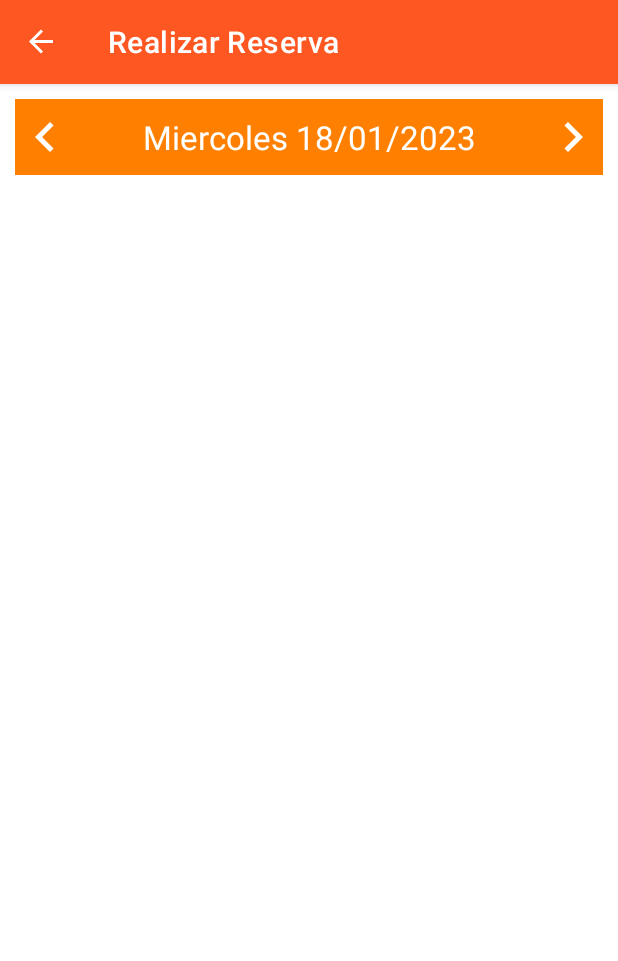
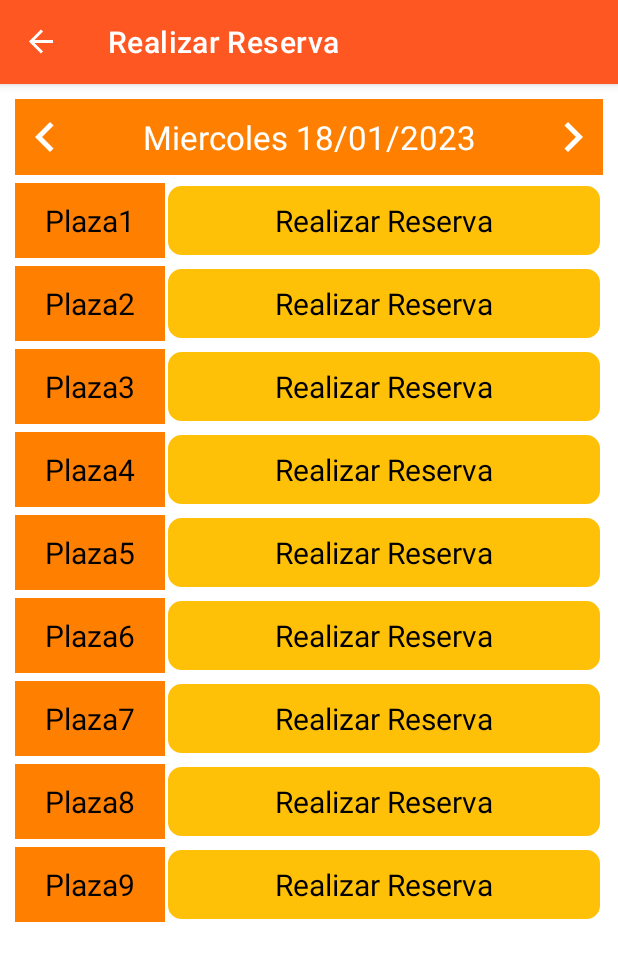
Before and after one commit to mgarciaLKS/ParkingUPV, an Android app: the ReservaFragment screen opened through its navigation route, on a phone screen of 412 x 824 dp. Shown: the top 961 px of the screen. Run offline under Robolectric (Android 15) with nearby library versions, the phone set to English and light mode, and no system bars; our stand-ins replace data binding, navigation-ui.

Commit message:
Realizar reserva V1

```diff
--- a/app/build.gradle
+++ b/app/build.gradle
@@ -36,6 +36,8 @@ dependencies {
 
     implementation 'androidx.appcompat:appcompat:1.4.0'
     implementation 'com.google.android.material:material:1.4.0'
+    implementation 'com.google.android:annotations:4.1.1.4'
+
 
     implementation 'androidx.navigation:navigation-fragment:2.3.5'
     implementation 'androidx.navigation:navigation-ui:2.3.5'
--- /dev/null
+++ b/app/src/main/java/com/lksnext/parking/adapter/ParkingAdapter.java
@@ -0,0 +1,91 @@
+package com.lksnext.parking.adapter;
+
+import android.util.Log;
+import android.view.LayoutInflater;
+import android.view.View;
+import android.view.ViewGroup;
+import android.widget.Button;
+
+import androidx.recyclerview.widget.RecyclerView;
+
+import com.google.android.material.textview.MaterialTextView;
+import com.lksnext.parking.databinding.ParkingRowBinding;
+
+import java.util.List;
+
+public class ParkingAdapter extends RecyclerView.Adapter<ParkingAdapter.MyAdapter> {
+
+    public AdapterListener onClickListener;
+    private LayoutInflater inflater;
+    private List<String> plazas;
+    private ParkingRowBinding parkingRowBinding;
+    private int posicion;
+
+    /**
+     * Public constructor
+     */
+    public ParkingAdapter(AdapterListener listener) {
+        onClickListener = listener;
+    }
+
+    public void setPlazasList(List<String> plazas) {
+        this.plazas = plazas;
+        Log.d("RESUMEN VH", "log plazas");
+        notifyDataSetChanged();
+    }
+
+
+    @Override
+    public MyAdapter onCreateViewHolder(ViewGroup parent, int viewType) {
+        if (null == inflater) {
+            inflater = LayoutInflater.from(parent.getContext());
+        }
+        parkingRowBinding = ParkingRowBinding.inflate(inflater, parent, false);
+        return new MyAdapter(parkingRowBinding);
+    }
+
+    @Override
+    public void onBindViewHolder( MyAdapter holder, int position) {
+        if (plazas != null) {
+            holder.bind(plazas.get(position));
+        }
+    }
+
+    @Override
+    public int getItemCount() {
+        if (plazas != null) {
+            return plazas.size();
+        }
+        return 0;
+    }
+
+    @Override
+    public long getItemId(int i) {
+        return i;
+    }
+
+    public class MyAdapter extends RecyclerView.ViewHolder {
+        private final ParkingRowBinding parkingRowBinding;
+        public MaterialTextView boton;
+
+        public MyAdapter(ParkingRowBinding parkingRowBinding) {
+            super(parkingRowBinding.getRoot());
+            this.parkingRowBinding = parkingRowBinding;
+            boton = parkingRowBinding().realizarReserva;
+
+            boton.setOnClickListener(v -> onClickListener.buttonOnClick(v, getAdapterPosition()));
+        }
+
+        public void bind(String plaza) {
+            this.parkingRowBinding.setPlazaVariable(plaza);
+        }
+
+        public ParkingRowBinding parkingRowBinding() {
+            return parkingRowBinding;
+        }
+    }
+
+    public interface AdapterListener {
+        void buttonOnClick(View v, int position);
+    }
+}
--- /dev/null
+++ b/app/src/main/java/com/lksnext/parking/utils/PlazasGenerator.java
@@ -0,0 +1,18 @@
+package com.lksnext.parking.utils;
+
+import java.util.ArrayList;
+import java.util.List;
+
+public class PlazasGenerator {
+
+    private PlazasGenerator() {
+    }
+
+    public static List<String> numeroPlazas(Integer numeroPlazas) {
+        List<String> plazasAux = new ArrayList<>();
+        for (int i = 1; i <= numeroPlazas; i++) {
+            plazasAux.add("Plaza" + i);
+        }
+        return plazasAux;
+    }
+}
--- a/app/src/main/java/com/lksnext/parking/view/fragment/ReservaFragment.java
+++ b/app/src/main/java/com/lksnext/parking/view/fragment/ReservaFragment.java
@@ -1,4 +1,6 @@
 package com.lksnext.parking.view.fragment;
+
+import static com.lksnext.parking.utils.PlazasGenerator.numeroPlazas;
 
 import android.os.Bundle;
 import android.view.LayoutInflater;
@@ -10,16 +12,30 @@ import androidx.annotation.Nullable;
 import androidx.databinding.DataBindingUtil;
 import androidx.fragment.app.Fragment;
 import androidx.lifecycle.ViewModelProvider;
+import androidx.navigation.NavDirections;
+import androidx.navigation.Navigation;
+import androidx.recyclerview.widget.LinearLayoutManager;
+import androidx.recyclerview.widget.RecyclerView;
 
 import com.lksnext.parking.R;
+import com.lksnext.parking.adapter.ParkingAdapter;
 import com.lksnext.parking.databinding.FragmentReservaBinding;
 import com.lksnext.parking.viewmodel.MainViewModel;
 import com.lksnext.parking.viewmodel.ReservaViewModel;
+import com.lksnext.parking.utils.PlazasGenerator;
+
+import java.util.ArrayList;
+import java.util.List;
 
 public class ReservaFragment extends Fragment {
 
+    final int NUMEROPLAZAS = 9;
+
     FragmentReservaBinding mFragmentReservaBindingBinding;
     ReservaViewModel viewModel;
+    RecyclerView parkingRV;
+    ParkingAdapter parkingAdapter;
+    List<String> plazas;
 
     public ReservaFragment() {
         // Required empty public constructor
@@ -32,10 +48,30 @@ public class ReservaFragment extends Fragment {
         //Set the fragment as the binding lifecycle owner
         mFragmentReservaBindingBinding.setLifecycleOwner(getViewLifecycleOwner());
 
+        //Asign the recycler view to the one in the layaut
+        parkingRV = mFragmentReservaBindingBinding.parkingRV;
+        parkingRV.setLayoutManager((new LinearLayoutManager(getActivity())));
+
+        //Prepare the adapter
+        parkingAdapter = new ParkingAdapter(new ParkingAdapter.AdapterListener() {
+            @Override
+            public void buttonOnClick(View v, int position) {
+                onNextClicked(v, position);
+            }
+        });
+        plazas = numeroPlazas(NUMEROPLAZAS);
+        //AÑADIR AL CONSTRUCTOR
+        parkingAdapter.setPlazasList(plazas);
+
+        //Asing the adapter to the recyclerView
+        parkingRV.setAdapter(parkingAdapter);
+
         //Get an instance of the MainViewModel using the activity as the owner to retain the ViewModel
         viewModel = new ViewModelProvider(requireActivity()).get(ReservaViewModel.class);
+
         //Set the binding's viewModel variable
         mFragmentReservaBindingBinding.setViewModel(viewModel);
+
         //Return the root view
         return mFragmentReservaBindingBinding.getRoot();
     }
@@ -44,4 +80,10 @@ public class ReservaFragment extends Fragment {
     public void onViewCreated(@NonNull View view, @Nullable Bundle savedInstanceState) {
         super.onViewCreated(view, savedInstanceState);
     }
+
+    private void onNextClicked(View view, Integer position) {
+        //Navigate to Step1 fragment
+        NavDirections action = ReservaFragmentDirections.actionFragmentReservaToRealizarReserva(position);
+        Navigation.findNavController(view).navigate(action);
+    }
 }
--- a/app/src/main/java/com/lksnext/parking/viewmodel/ReservaViewModel.java
+++ b/app/src/main/java/com/lksnext/parking/viewmodel/ReservaViewModel.java
@@ -1,7 +1,9 @@
 package com.lksnext.parking.viewmodel;
 
+import android.app.Application;
 import android.view.View;
 
+import androidx.lifecycle.AndroidViewModel;
 import androidx.lifecycle.MutableLiveData;
 import androidx.lifecycle.ViewModel;
 import static com.lksnext.parking.utils.CalendarUtil.*;
@@ -12,7 +14,7 @@ import java.util.Calendar;
 import java.util.Locale;
 import java.util.TimeZone;
 
-public class ReservaViewModel extends ViewModel {
+public class ReservaViewModel extends AndroidViewModel {
 
     public final MutableLiveData<String> dayLiveData = new MutableLiveData<>();
     private Calendar calendar;
@@ -21,7 +23,8 @@ public class ReservaViewModel extends ViewModel {
     private Integer month;
     private Integer year;
 
-    public ReservaViewModel() {
+    public ReservaViewModel(Application application) {
+        super(application);
         //Initialize the randomValue MutableLiveData
         calendar = Calendar.getInstance(TimeZone.getTimeZone("UTC"), Locale.forLanguageTag("es-ES"));
         dayLiveData.setValue(computeDay(calendar));
--- /dev/null
+++ b/app/src/main/res/drawable/layaut_rounded.xml
@@ -0,0 +1,7 @@
+<?xml version="1.0" encoding="UTF-8"?>
+<shape xmlns:android="http://schemas.android.com/apk/res/android">
+    <solid android:color="#FFC107"/>
+    <stroke android:width="2dp" android:color="@color/white" />
+    <corners android:radius="10dp"/>
+    <padding android:left="0dp" android:top="0dp" android:right="0dp" android:bottom="0dp" />
+</shape>
--- a/app/src/main/res/layout/fragment_reserva.xml
+++ b/app/src/main/res/layout/fragment_reserva.xml
@@ -52,12 +52,21 @@
                 app:layout_constraintStart_toEndOf="@+id/left"
                 app:layout_constraintTop_toTopOf="@id/left"
                 tools:text="1/2022" />
-                    </androidx.constraintlayout.widget.ConstraintLayout>
+        </androidx.constraintlayout.widget.ConstraintLayout>
 
+        <androidx.recyclerview.widget.RecyclerView
+            android:id="@+id/parkingRV"
+            android:layout_width="match_parent"
+            android:layout_height="0dp"
+            android:layout_margin="0dp"
+            android:visibility="visible"
+            app:layout_constraintBottom_toBottomOf="parent"
+            app:layout_constraintStart_toStartOf="parent"
+            app:layout_constraintTop_toBottomOf="@id/group_month"
+            tools:listitem="@layout/parking_row" />
     </androidx.constraintlayout.widget.ConstraintLayout>
 
     <data>
-
         <variable
             name="viewModel"
             type="com.lksnext.parking.viewmodel.ReservaViewModel" />
--- /dev/null
+++ b/app/src/main/res/layout/parking_row.xml
@@ -0,0 +1,44 @@
+<?xml version="1.0" encoding="utf-8"?>
+<layout xmlns:android="http://schemas.android.com/apk/res/android"
+    xmlns:app="http://schemas.android.com/apk/res-auto"
+    xmlns:tools="http://schemas.android.com/tools">
+
+    <data>
+        <variable
+            name="plazaVariable"
+            type="String" />
+    </data>
+
+    <LinearLayout
+        android:id="@+id/LinearLayout02"
+        android:layout_width="match_parent"
+        android:layout_height="wrap_content"
+        android:layout_alignParentBottom="true"
+        android:layout_marginTop="5dp"
+        app:layout_constraintTop_toTopOf="parent">
+
+        <com.google.android.material.textview.MaterialTextView
+            android:id="@+id/plaza"
+            android:layout_width="200dp"
+            android:layout_height="match_parent"
+            android:layout_weight="1"
+            android:background="@color/orange"
+            android:text="@{plazaVariable}"
+            android:gravity="center"
+            android:textColor="@color/black"
+            android:textSize="20sp"
+            tools:text="Plaza 1" />
+
+        <com.google.android.material.textview.MaterialTextView
+            android:id="@+id/realizarReserva"
+            android:layout_width="match_parent"
+            android:layout_height="50dp"
+            android:layout_weight="1"
+            android:background="@drawable/layaut_rounded"
+            android:gravity="center"
+            android:text="@string/reserva"
+            android:textAlignment="center"
+            android:textColor="@color/black"
+            android:textSize="20sp" />
+    </LinearLayout>
+</layout>
--- a/app/src/main/res/menu/drawer_menu.xml
+++ b/app/src/main/res/menu/drawer_menu.xml
@@ -1,12 +1,9 @@
 <?xml version="1.0" encoding="utf-8"?>
 <menu xmlns:android="http://schemas.android.com/apk/res/android">
     <item
-        android:id="@+id/step1Fragment"
-        android:title="@string/fragment_step1" />
+        android:id="@+id/mainFragment"
+        android:title="@string/fragment_main" />
     <item
-        android:id="@+id/step2Fragment"
-        android:title="@string/fragment_step2" />
-    <item
-        android:id="@+id/endFragment"
-        android:title="@string/fragment_end" />
+        android:id="@+id/fragmentReserva"
+        android:title="@string/reserva" />
 </menu>
--- a/app/src/main/res/navigation/navigation_main.xml
+++ b/app/src/main/res/navigation/navigation_main.xml
@@ -17,10 +17,19 @@
     <fragment
         android:id="@+id/fragmentReserva"
         android:name="com.lksnext.parking.view.fragment.ReservaFragment"
-        android:label="@string/fragment_step1"
+        android:label="@string/reserva"
         tools:layout="@layout/fragment_reserva">
         <action
-            android:id="@+id/action_fragmentReserva_to_mainFragment"
-            app:destination="@id/mainFragment" />
+            android:id="@+id/action_fragmentReserva_to_RealizarReserva"
+            app:destination="@id/fragmentRealizarReserva"/>
+    </fragment>
+    <fragment
+        android:id="@+id/fragmentRealizarReserva"
+        android:name="com.lksnext.parking.view.fragment.RealizarReservaFragment"
+        android:label="@string/fragment_reservaPlaza"
+        tools:layout="@layout/fragment_realizar_reserva">
+        <argument
+            android:name="numPlaza"
+            app:argType="integer"/>
     </fragment>
 </navigation>
```
Also changed, not shown: app/src/main/java/com/lksnext/parking/utils/CalendarUtil.java (+7 -1 lines), app/src/main/java/com/lksnext/parking/view/fragment/RealizarReservaFragment.java (added, +92 -0 lines), app/src/main/java/com/lksnext/parking/viewmodel/RealizarReservaViewModel.java (added, +38 -0 lines), app/src/main/res/layout/fragment_realizar_reserva.xml (added, +121 -0 lines), app/src/main/res/values/strings.xml (+25 -3 lines), 2 other files.
